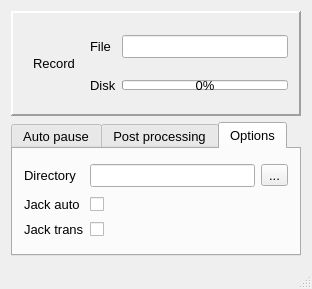
orouits/qjackrcd, file mainwindow.ui: the form before one commit.
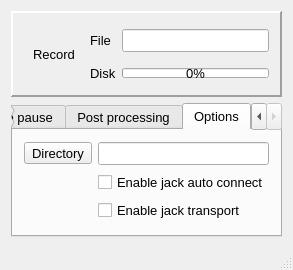
The form after the commit. The open tabs and pages were chosen to show the change. Icons and pictures are not drawn. Custom widgets are drawn as their Qt base class.

The edit to the form file:
```diff
--- a/mainwindow.ui
+++ b/mainwindow.ui
@@ -6,8 +6,8 @@
    <rect>
     <x>0</x>
     <y>0</y>
-    <width>312</width>
-    <height>289</height>
+    <width>291</width>
+    <height>269</height>
    </rect>
   </property>
   <property name="sizePolicy">
@@ -259,45 +259,24 @@
           </property>
          </widget>
         </item>
-        <item row="2" column="0">
-         <widget class="QLabel" name="optJkAutoLabel">
-          <property name="text">
-           <string>Jack auto</string>
-          </property>
-         </widget>
-        </item>
         <item row="0" column="0">
-         <widget class="QLabel" name="optOutputDirLabel">
-          <property name="text">
-           <string>Directory</string>
-          </property>
-         </widget>
-        </item>
-        <item row="3" column="0">
-         <widget class="QLabel" name="optJktransLabel">
-          <property name="text">
-           <string>Jack trans</string>
-          </property>
-         </widget>
-        </item>
-        <item row="0" column="2">
          <widget class="QToolButton" name="optOutputDirButton">
           <property name="text">
-           <string>...</string>
+           <string>Directory</string>
           </property>
          </widget>
         </item>
-        <item row="2" column="1" colspan="2">
+        <item row="1" column="1">
          <widget class="QCheckBox" name="optJkAutoCheck">
           <property name="text">
-           <string/>
+           <string>Enable jack auto connect</string>
           </property>
          </widget>
         </item>
-        <item row="3" column="1" colspan="2">
+        <item row="2" column="1">
          <widget class="QCheckBox" name="optJktransCheck">
           <property name="text">
-           <string/>
+           <string>Enable jack transport</string>
           </property>
          </widget>
         </item>
```
